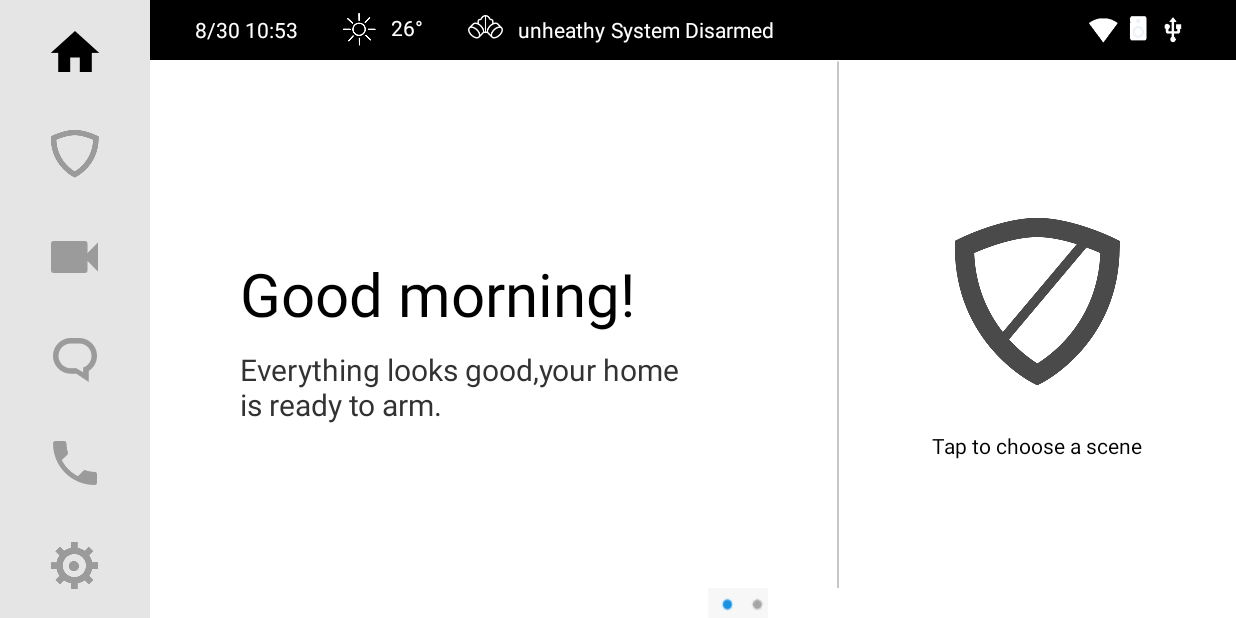
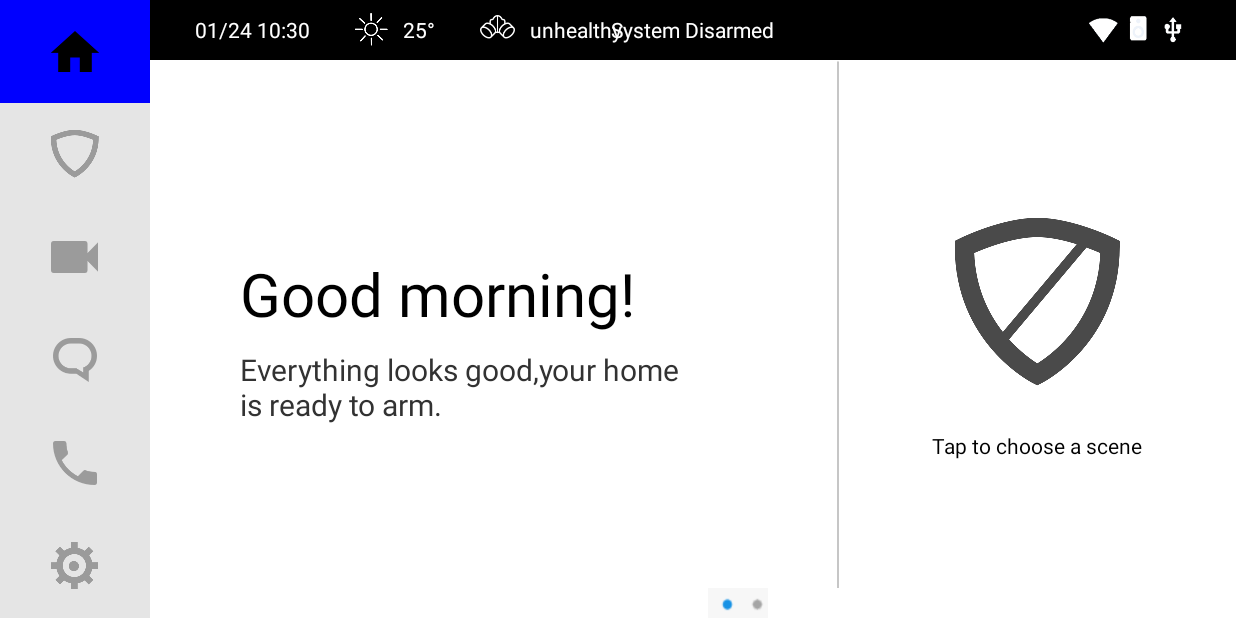
Before and after one commit to sg0993/HomePanel, an Android app: the screen it shows after launch (MainActivity), on a phone screen of 824 x 412 dp (held sideways). Run offline under Robolectric (Android 15) with nearby library versions, the phone set to English and light mode, and no system bars.

Commit message:
reflate and decontruct

```diff
--- a/app/src/main/AndroidManifest.xml
+++ b/app/src/main/AndroidManifest.xml
@@ -8,7 +8,7 @@
         android:label="@string/app_name"
         android:supportsRtl="true"
         android:theme="@style/AppTheme">
-        <activity android:name=".MainActivity"
+        <activity android:name=".activities.MainActivity"
             android:theme="@android:style/Theme.Light.NoTitleBar.Fullscreen"
             android:screenOrientation="landscape">
             <intent-filter>
--- /dev/null
+++ b/app/src/main/java/com/honeywell/homepanel/activities/BaseActivity.java
@@ -0,0 +1,172 @@
+package com.honeywell.homepanel.activities;
+
+import android.app.Activity;
+import android.os.Bundle;
+import android.os.Handler;
+import android.os.Message;
+import android.view.View;
+import android.widget.ImageView;
+import android.widget.TextView;
+
+import com.honeywell.homepanel.R;
+import com.honeywell.homepanel.common.CommonData;
+import com.honeywell.homepanel.domain.TopStaus;
+
+import java.text.SimpleDateFormat;
+import java.util.ArrayList;
+import java.util.Date;
+import java.util.List;
+import java.util.Timer;
+import java.util.TimerTask;
+
+/**
+ * Created by H135901 on 1/24/2017.
+ */
+
+public abstract class BaseActivity extends Activity implements View.OnClickListener{
+
+    private static final int TIME_FRESH = 60 * 1000;
+    public static final int WHAT_TIME_FRESH = 100;
+    private int mLeftSelect = CommonData.LEFT_SELECT_HOME;
+    private List<View>mLeftViews = new ArrayList<View>();
+    private List<ImageView>mLeftImages = new ArrayList<ImageView>();
+
+    private TextView mTimeTv = null;
+    private ImageView mWeatherImage = null;
+    private TextView mTemperatureTv = null;
+    private ImageView mHealthyImage = null;
+    private TextView mHealthyTv = null;
+    private TextView mArmTv = null;
+    private ImageView mWifiImage = null;
+
+    private Timer mTimer = new Timer();
+    private Handler mHandler = new Handler(){
+        public void handleMessage(Message msg) {
+            switch (msg.what){
+                case  WHAT_TIME_FRESH:
+                    setTime();
+                    break;
+            }
+        }
+    };
+
+    private void setTime() {
+        String time = getCurrentTimeString();
+        mTimeTv.setText(time);
+    }
+
+    public String getCurrentTimeString() {
+        SimpleDateFormat sDateFormat = new SimpleDateFormat("MM/dd HH:mm");
+        String time = sDateFormat.format(new Date());
+        return time;
+    }
+
+    @Override
+    protected void onCreate(Bundle savedInstanceState) {
+        super.onCreate(savedInstanceState);
+
+        //initIntentValue();
+        setContentView(getContent());
+        initViewAndListener();
+        setTop();
+    }
+
+    @Override
+    protected void onDestroy() {
+        super.onDestroy();
+        mTimer.cancel();
+    }
+
+    //for sub class init self control and listener
+    protected void initViewAndListener() {
+        initLeftViews();
+        initTopViews();
+    }
+
+    private void initTopViews() {
+        mTimeTv = (TextView)findViewById(R.id.timeTv);
+        mWeatherImage = (ImageView) findViewById(R.id.weatherImage);
+        mTemperatureTv = (TextView)findViewById(R.id.temperatureTv);
+        mHealthyImage = (ImageView) findViewById(R.id.healthyImage);
+        mHealthyTv = (TextView)findViewById(R.id.healthyTv);
+        mArmTv = (TextView)findViewById(R.id.armTv);
+        mWifiImage = (ImageView) findViewById(R.id.wifiImage);;
+
+        mTimeTv.setText(getCurrentTimeString());
+        mTimer.schedule(new TimerTask() {
+            public void run() {
+                mHandler.sendEmptyMessage(WHAT_TIME_FRESH);
+            }
+        },TIME_FRESH,TIME_FRESH);
+    }
+
+    private void initLeftViews() {
+        mLeftViews.add(CommonData.LEFT_SELECT_HOME,findViewById(R.id.home_layout));
+        mLeftViews.add(CommonData.LEFT_SELECT_SCENARIOEDIT,findViewById(R.id.scenario_layout));
+        mLeftViews.add(CommonData.LEFT_SELECT_DEVICEEDIT,findViewById(R.id.device_layout));
+        mLeftViews.add(CommonData.LEFT_SELECT_MESSAGE,findViewById(R.id.message_layout));
+        mLeftViews.add(CommonData.LEFT_SELECT_DIAL,findViewById(R.id.dial_layout));
+        mLeftViews.add(CommonData.LEFT_SELECT_SETTING,findViewById(R.id.setting_layout));
+
+        for (int i = 0; i <= CommonData.LEFT_SELECT_SETTING  ; i++) {
+            mLeftViews.get(i).setOnClickListener(this);
+        }
+
+        mLeftImages.add(CommonData.LEFT_SELECT_HOME,(ImageView) findViewById(R.id.home_image));
+        mLeftImages.add(CommonData.LEFT_SELECT_SCENARIOEDIT,(ImageView) findViewById(R.id.scenario_image));
+        mLeftImages.add(CommonData.LEFT_SELECT_DEVICEEDIT,(ImageView) findViewById(R.id.device_image));
+        mLeftImages.add(CommonData.LEFT_SELECT_MESSAGE,(ImageView) findViewById(R.id.message_image));
+        mLeftImages.add(CommonData.LEFT_SELECT_DIAL,(ImageView) findViewById(R.id.dial_image));
+        mLeftImages.add(CommonData.LEFT_SELECT_SETTING,(ImageView) findViewById(R.id.setting_image));
+    }
+
+
+    protected  void setLeft(int leftSelect) {
+        mLeftSelect = leftSelect;
+        initLeftSelect();
+    }
+
+    protected  void setTop(){
+        TopStaus topStatus = TopStaus.getInstance(getApplicationContext());
+        //mTimeTv.setText("");
+        if(topStatus.getWeather().equals(CommonData.WEATHER_SUNNY)){
+            mWeatherImage.setImageResource(R.mipmap.top_weather_sunny);
+        }
+        mTemperatureTv.setText(topStatus.getTemperature() + CommonData.TEMPERATURE_DUSTR);
+        if(topStatus.getHealthy().equals(CommonData.UNHEALTHY)){
+            mHealthyImage.setImageResource(R.mipmap.top_heathy_unheathy);
+        }
+        mHealthyTv.setText(topStatus.getHealthy());
+        mArmTv.setText(topStatus.getArmStatus());
+        if(topStatus.getWifiStatus() == CommonData.WIFI_CONNECTED){
+            mWifiImage.setImageResource(R.mipmap.top_wifi_connect);
+        }
+    }
+
+    //protected void initIntentValue() {}
+
+
+    protected abstract int getContent();
+
+    private void initLeftSelect() {
+        int selectColor = getResources().getColor(R.color.blue);
+        int unselectColor = getResources().getColor(R.color.mainpage_noselect_bkg);
+        for (int i = 0; i <= CommonData.LEFT_SELECT_SETTING; i++) {
+            if(i == mLeftSelect){
+                mLeftViews.get(i).setBackgroundColor(selectColor);
+            }
+            else {
+                mLeftViews.get(i).setBackgroundColor(unselectColor);
+            }
+        }
+    }
+    @Override
+    public void onClick(View view) {
+        for (int i = 0; i <=  CommonData.LEFT_SELECT_SETTING; i++) {
+            if(mLeftViews.get(i).getId() == view.getId()){
+                setLeft(i);
+                break;
+            }
+        }
+    }
+}
--- a/app/src/main/java/com/honeywell/homepanel/MainActivity.java
+++ b/app/src/main/java/com/honeywell/homepanel/activities/MainActivity.java
@@ -1,6 +1,5 @@
-package com.honeywell.homepanel;
+package com.honeywell.homepanel.activities;
 
-import android.app.Activity;
 import android.os.Bundle;
 import android.os.Parcelable;
 import android.support.v4.view.PagerAdapter;
@@ -11,11 +10,14 @@ import android.view.View;
 import android.view.ViewGroup;
 import android.widget.ImageView;
 
+import com.honeywell.homepanel.R;
+import com.honeywell.homepanel.common.CommonData;
+
 import java.util.ArrayList;
 
 import static android.content.ContentValues.TAG;
 
-public class MainActivity extends Activity {
+public class MainActivity extends BaseActivity{
     public static final int DOT_WIDTH = 30;
     public static final int DOT_HEIGHT = DOT_WIDTH;
     private int mCurPageIndex = 0;
@@ -30,12 +32,25 @@ public class MainActivity extends Activity {
     //包裹小圆点的LinearLayout
     private ViewGroup viewPoints;
 
+    @Override
+    protected int getContent() {
+        return R.layout.layout_home;
+    }
+
+    @Override
+    protected void onDestroy() {
+        super.onDestroy();
+    }
 
     @Override
     protected void onCreate(Bundle savedInstanceState) {
         super.onCreate(savedInstanceState);
         //requestWindowFeature(Window.FEATURE_NO_TITLE);
-        setContentView(R.layout.layout_home);
+        //setContentView(R.layout.layout_home);
+
+        setLeft(CommonData.LEFT_SELECT_HOME);
+
+        setTop();
 
         //将要分页显示的View装入数组中
         LayoutInflater inflater = getLayoutInflater();
@@ -76,6 +91,18 @@ public class MainActivity extends Activity {
         viewPager.setOnPageChangeListener(new GuidePageChangeListener());
     }
 
+    @Override
+    protected void initViewAndListener() {
+        super.initViewAndListener();
+
+
+    }
+
+    /*@Override
+    protected void initIntentValue() {
+        super.initIntentValue();
+    }
+*/
     class GuidePageAdapter extends PagerAdapter {
         //销毁position位置的界面
         @Override
@@ -111,23 +138,25 @@ public class MainActivity extends Activity {
             return null;
         }
     }
-    class GuidePageChangeListener implements ViewPager.OnPageChangeListener{
+    class GuidePageChangeListener implements ViewPager.OnPageChangeListener {
         @Override
         public void onPageScrollStateChanged(int arg0) {
         }
+
         @Override
         public void onPageScrolled(int arg0, float arg1, int arg2) {
         }
+
         @Override
         public void onPageSelected(int position) {
-            for(int i=0;i<imageViews.length;i++){
+            for (int i = 0; i < imageViews.length; i++) {
                 imageViews[position].setBackgroundResource(R.drawable.page_indicator_focused);
                 //不是当前选中的page，其小圆点设置为未选中的状态
-                if(position !=i){
+                if (position != i) {
                     imageViews[i].setBackgroundResource(R.drawable.page_indicator_unfocused);
                 }
             }
-            Log.d(TAG, "onPageSelected() position="+position);
+            Log.d(TAG, "onPageSelected() position=" + position);
             mCurPageIndex = position;
         }
     }
--- /dev/null
+++ b/app/src/main/java/com/honeywell/homepanel/common/CommonData.java
@@ -0,0 +1,25 @@
+package com.honeywell.homepanel.common;
+
+/**
+ * Created by H135901 on 1/24/2017.
+ */
+
+public class CommonData {
+    public static final  int LEFT_SELECT_HOME = 0;
+    public static final  int LEFT_SELECT_SCENARIOEDIT = 1;
+    public static final  int LEFT_SELECT_DEVICEEDIT = 2;
+    public static final  int LEFT_SELECT_MESSAGE = 3;
+    public static final  int LEFT_SELECT_DIAL = 4;
+    public static final  int LEFT_SELECT_SETTING = 5;
+
+    public static final String WEATHER_SUNNY = "sunny";
+
+    public static final String TEMPERATURE_DUSTR = "°";
+
+    public static final  String UNHEALTHY = "unhealthy";
+    public static final  String ARMSTATUS_ARM = "System Armed";
+    public static final  String ARMSTATUS_DISARM = "System Disarmed";
+
+    public static final  int WIFI_CONNECTED = 0;
+    public static final  int WIFI_DISCONNECT = 1;
+}
--- /dev/null
+++ b/app/src/main/java/com/honeywell/homepanel/domain/TopStaus.java
@@ -0,0 +1,72 @@
+package com.honeywell.homepanel.domain;
+
+import android.content.Context;
+
+import com.honeywell.homepanel.common.CommonData;
+
+/**
+ * Created by H135901 on 1/24/2017.
+ */
+
+public class TopStaus {
+
+    private static TopStaus instance = null;
+    public Context mContext = null;
+    private  String mWeather = CommonData.WEATHER_SUNNY;
+    private  int mTemperature = 25;
+    private  String healthy = CommonData.UNHEALTHY;
+    private  String mArmStatus = CommonData.ARMSTATUS_DISARM;
+    private  int mWifiStatus = CommonData.WIFI_CONNECTED;
+
+
+    public static synchronized TopStaus getInstance(Context context) {
+        if (instance == null){
+            instance = new TopStaus(context);
+        }
+        return instance;
+    }
+
+    private TopStaus(Context context) {
+        mContext = context;
+    }
+
+    public String getWeather() {
+        return mWeather;
+    }
+
+    public int getTemperature() {
+        return mTemperature;
+    }
+
+    public String getHealthy() {
+        return healthy;
+    }
+
+    public String getArmStatus() {
+        return mArmStatus;
+    }
+
+    public int getWifiStatus() {
+        return mWifiStatus;
+    }
+
+    public void setWeather(String mWeather) {
+        this.mWeather = mWeather;
+    }
+
+    public void setTemperature(int mTemperature) {
+        this.mTemperature = mTemperature;
+    }
+
+    public void setHealthy(String healthy) {
+        this.healthy = healthy;
+    }
+
+    public void setArmStatus(String mArmStatus) {
+        this.mArmStatus = mArmStatus;
+    }
+
+    public void setWifiStatus(int mWifiStatus) {
+        this.mWifiStatus = mWifiStatus;
+    }
+}
--- a/app/src/main/res/layout/layout_home.xml
+++ b/app/src/main/res/layout/layout_home.xml
@@ -6,7 +6,7 @@
     android:layout_height="match_parent"
     android:orientation="horizontal"
     android:background="@android:color/white"
-    tools:context="com.honeywell.homepanel.MainActivity">
+    tools:context="com.honeywell.homepanel.activities.MainActivity">
 
     <include
         android:id="@+id/left_navigation"
--- a/app/src/main/res/layout/layout_left_navigation.xml
+++ b/app/src/main/res/layout/layout_left_navigation.xml
@@ -7,51 +7,57 @@
         android:background="@android:color/white"
         android:layout_height="match_parent">
         <RelativeLayout
-            android:id="@+id/home"
+            android:id="@+id/home_layout"
             android:layout_weight="1"
             style="@style/left_view">
             <ImageView
+                android:id="@+id/home_image"
                 style="@style/left_image"
                 android:src="@mipmap/home" />
         </RelativeLayout>
 
         <RelativeLayout
-            android:id="@+id/arm"
+            android:id="@+id/scenario_layout"
             android:layout_weight="1"
             style="@style/left_view">
             <ImageView
+                android:id="@+id/scenario_image"
                 style="@style/left_image"
-                android:src="@mipmap/arm" />
+                android:src="@mipmap/scenario" />
         </RelativeLayout>
         <RelativeLayout
-            android:id="@+id/ipcp"
+            android:id="@+id/device_layout"
             android:layout_weight="1"
             style="@style/left_view">
             <ImageView
+                android:id="@+id/device_image"
                 style="@style/left_image"
-                android:src="@mipmap/ipcp" />
+                android:src="@mipmap/device" />
         </RelativeLayout>
         <RelativeLayout
-            android:id="@+id/message"
+            android:id="@+id/message_layout"
             android:layout_weight="1"
             style="@style/left_view">
             <ImageView
+                android:id="@+id/message_image"
                 style="@style/left_image"
                 android:src="@mipmap/message" />
         </RelativeLayout>
         <RelativeLayout
-            android:id="@+id/dial"
+            android:id="@+id/dial_layout"
             android:layout_weight="1"
             style="@style/left_view">
             <ImageView
+                android:id="@+id/dial_image"
                 style="@style/left_image"
                 android:src="@mipmap/dial" />
         </RelativeLayout>
         <RelativeLayout
-            android:id="@+id/setting"
+            android:id="@+id/setting_layout"
             android:layout_weight="1"
             style="@style/left_view">
             <ImageView
+                android:id="@+id/setting_image"
                 style="@style/left_image"
                 android:src="@mipmap/setting" />
         </RelativeLayout>
--- a/app/src/main/res/layout/layout_top_status.xml
+++ b/app/src/main/res/layout/layout_top_status.xml
@@ -13,6 +13,7 @@
             android:layout_width="wrap_content"
             android:layout_height="match_parent">
             <TextView
+                android:id="@+id/timeTv"
                 android:layout_weight="1"
                 android:layout_gravity="center_vertical"
                 android:text="8/30 10:53"
@@ -24,10 +25,13 @@
                 android:layout_gravity="center_vertical"
                 style="@style/top_linerlayout">
                 <ImageView
+                    android:id="@+id/weatherImage"
                     android:src="@mipmap/top_weather_sunny"
                     style="@style/top_imageview"/>
                 <TextView
+                    android:id="@+id/temperatureTv"
                     android:layout_marginLeft="10dp"
+                    android:layout_gravity="center_vertical"
                     android:text="26°"
                     style="@style/top_textview" />
             </LinearLayout>
@@ -38,9 +42,11 @@
                 android:layout_gravity="center_vertical"
                 style="@style/top_linerlayout">
                 <ImageView
+                    android:id="@+id/healthyImage"
                     android:src="@mipmap/top_heathy_unheathy"
                     style="@style/top_imageview"/>
                 <TextView
+                    android:id="@+id/healthyTv"
                     android:layout_marginLeft="10dp"
                     android:text="unheathy"
                     style="@style/top_textview"/>
@@ -48,6 +54,7 @@
         </LinearLayout>
 
         <TextView
+            android:id="@+id/armTv"
             android:layout_centerInParent="true"
             android:text="System Disarmed"
             style="@style/top_textview"/>
@@ -58,6 +65,7 @@
             android:layout_height="match_parent"
             android:layout_width="wrap_content">
             <ImageView
+                android:id="@+id/wifiImage"
                 android:src="@mipmap/top_wifi_connect"
                 style="@style/top_imageview"/>
             <ImageView
--- a/app/src/main/res/values/colors.xml
+++ b/app/src/main/res/values/colors.xml
@@ -5,4 +5,6 @@
     <color name="mainpage_noselect_bkg">#E5E5E5</color>
     <color name="colorAccent">#FF4081</color>
 
+    <color name="blue">#0000FF</color>
+
 </resources>
```
Also changed, not shown: app/src/main/res/mipmap-xxhdpi/device.png (renamed from app/src/main/res/mipmap-xxhdpi/ipcp.png), app/src/main/res/mipmap-xxhdpi/scenario.png (renamed from app/src/main/res/mipmap-xxhdpi/arm.png).
